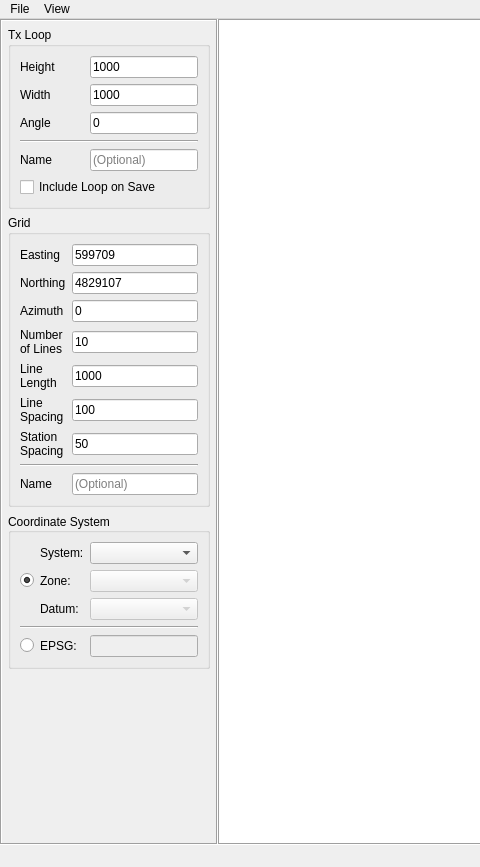
The window that src/qt_ui/grid_planner.ui (Eric-Meunier/Processor-Suite) describes before a commit, drawn with Qt 5; both pictures show x 0 to 480 and y 0 to 867 of the 1126 by 867 pixel window.
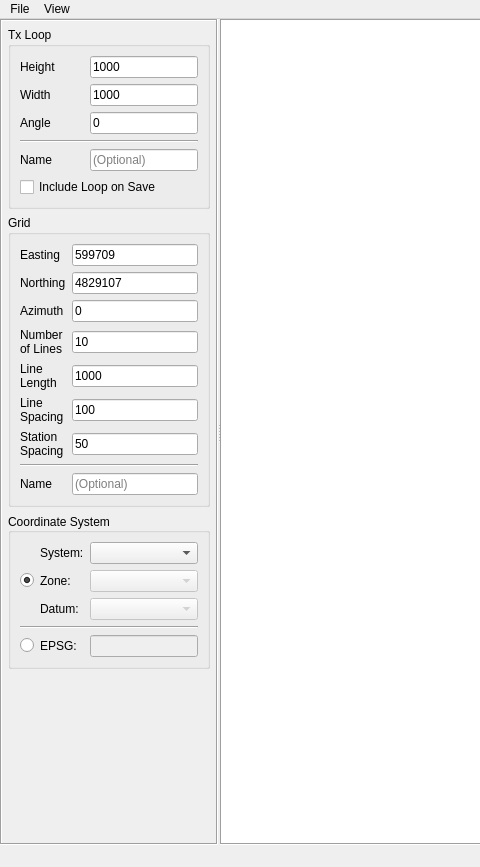
The same window after the commit. Custom widgets are drawn as their Qt base class.

Commit message: Updated pem_planner to use the Plotly mapbox for viewing the map.

Diff of the .ui file:
```diff
--- a/src/qt_ui/grid_planner.ui
+++ b/src/qt_ui/grid_planner.ui
@@ -15,9 +15,6 @@
   </property>
   <widget class="QWidget" name="centralwidget">
    <layout class="QHBoxLayout" name="horizontalLayout">
-    <property name="spacing">
-     <number>0</number>
-    </property>
     <property name="leftMargin">
      <number>0</number>
     </property>
@@ -31,6 +28,13 @@
      <number>0</number>
     </property>
     <item>
+     <widget class="QSplitter" name="splitter">
+      <property name="orientation">
+       <enum>Qt::Horizontal</enum>
+      </property>
+      <property name="handleWidth">
+       <number>2</number>
+      </property>
      <widget class="QFrame" name="frame_2">
       <property name="sizePolicy">
        <sizepolicy hsizetype="Preferred" vsizetype="Preferred">
@@ -567,9 +571,7 @@
        </item>
       </layout>
      </widget>
-    </item>
-    <item>
-     <widget class="PlotWidget" name="plan_view_plot">
+      <widget class="PlotWidget" name="plan_view">
       <property name="sizePolicy">
        <sizepolicy hsizetype="Preferred" vsizetype="MinimumExpanding">
         <horstretch>1</horstretch>
@@ -589,6 +591,7 @@
        <enum>QFrame::Sunken</enum>
       </property>
      </widget>
+     </widget>
     </item>
    </layout>
   </widget>
```
Left out of the diff: 2 changed lines with no effect on the pictures. Lines whose indentation alone changed are shown as unchanged. The commit also changes 3 other files.
